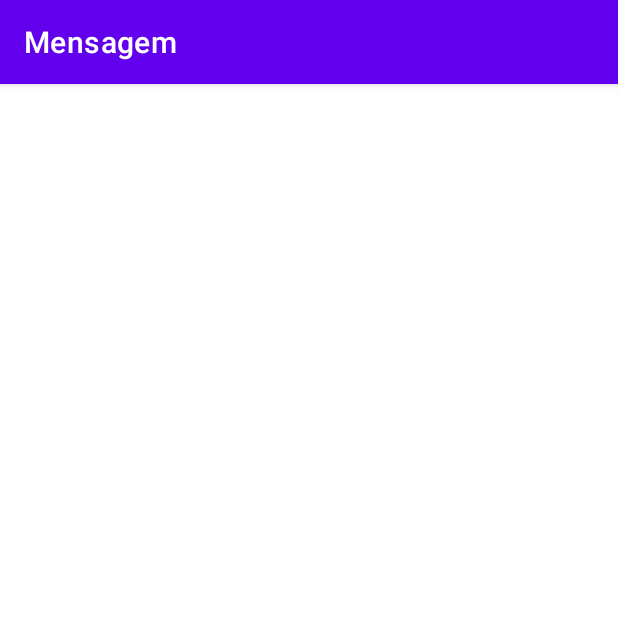
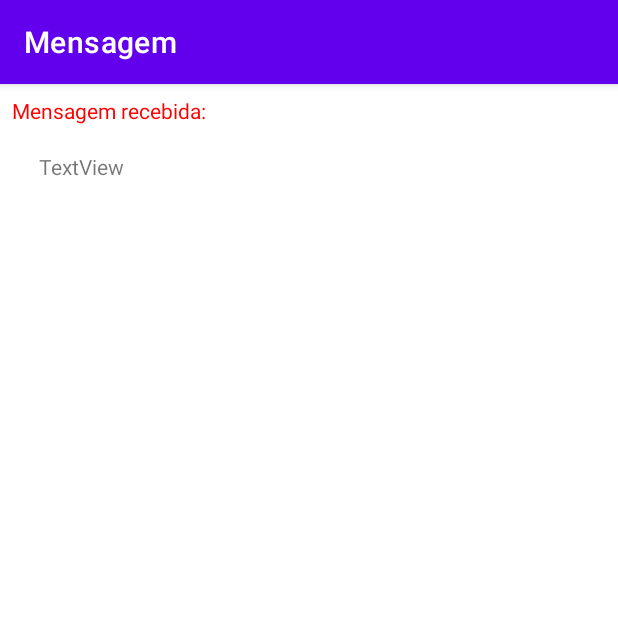
Before and after one commit to tiagosantooz/Mensagem, an Android app: the MostraMensagemActivity screen opened directly, with no data from a screen before it, on a phone screen of 412 x 824 dp, the top half of it. Run offline under Robolectric (Android 15) with nearby library versions, the phone set to English and light mode, and no system bars.

Commit message:
Desenhar interface da actividade para mostrar a mensagem

```diff
--- a/app/src/main/res/layout/activity_mostra_mensagem.xml
+++ b/app/src/main/res/layout/activity_mostra_mensagem.xml
@@ -1,9 +1,25 @@
 <?xml version="1.0" encoding="utf-8"?>
-<androidx.constraintlayout.widget.ConstraintLayout xmlns:android="http://schemas.android.com/apk/res/android"
+<LinearLayout xmlns:android="http://schemas.android.com/apk/res/android"
     xmlns:app="http://schemas.android.com/apk/res-auto"
     xmlns:tools="http://schemas.android.com/tools"
     android:layout_width="match_parent"
     android:layout_height="match_parent"
+    android:layout_margin="8dp"
+    android:orientation="vertical"
     tools:context=".MostraMensagemActivity">
 
-</androidx.constraintlayout.widget.ConstraintLayout>
+    <TextView
+        android:id="@+id/textView"
+        android:layout_width="wrap_content"
+        android:layout_height="wrap_content"
+        android:text="@string/mensagem_recebida"
+        android:textAppearance="@style/TextAppearance.AppCompat.Small"
+        android:textColor="#FF0000" />
+
+    <TextView
+        android:id="@+id/textView2"
+        android:layout_width="match_parent"
+        android:layout_height="71dp"
+        android:layout_margin="18dp"
+        android:text="@string/textview" />
+</LinearLayout>
--- a/app/src/main/res/values/strings.xml
+++ b/app/src/main/res/values/strings.xml
@@ -2,4 +2,6 @@
     <string name="app_name">Mensagem</string>
     <string name="enviar">Enviar</string>
     <string name="mensagem">Mensagem</string>
+    <string name="mensagem_recebida">Mensagem recebida:</string>
+    <string name="textview">TextView</string>
 </resources>
```
